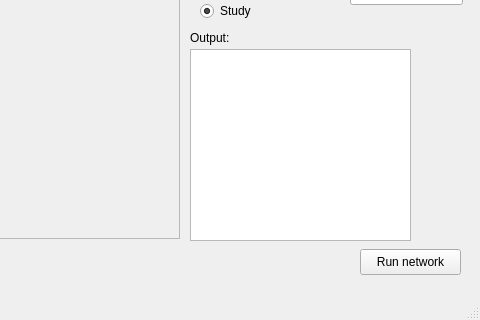
Cheloved/Qt5-SimpleNeuralNetwork, file mainwindow.ui: the form before one commit; both pictures show x 220 to 700 and y 180 to 500 of the 700 by 500 pixel window.
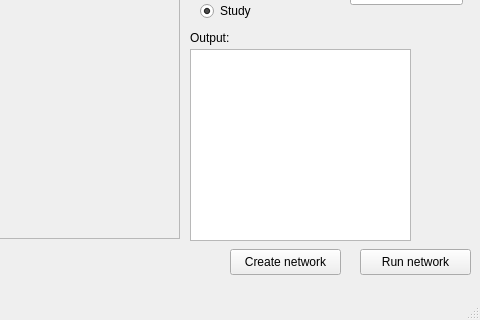
The form after the commit. Custom widgets are drawn as their Qt base class.

Diff of the .ui file:
```diff
--- a/mainwindow.ui
+++ b/mainwindow.ui
@@ -185,7 +185,7 @@
      <rect>
       <x>580</x>
       <y>410</y>
-      <width>101</width>
+      <width>111</width>
       <height>26</height>
      </rect>
     </property>
@@ -226,6 +226,19 @@
      </rect>
     </property>
    </widget>
+   <widget class="QPushButton" name="createButton">
+    <property name="geometry">
+     <rect>
+      <x>450</x>
+      <y>410</y>
+      <width>111</width>
+      <height>26</height>
+     </rect>
+    </property>
+    <property name="text">
+     <string>Create network</string>
+    </property>
+   </widget>
   </widget>
   <widget class="QMenuBar" name="menuBar">
    <property name="geometry">
```
